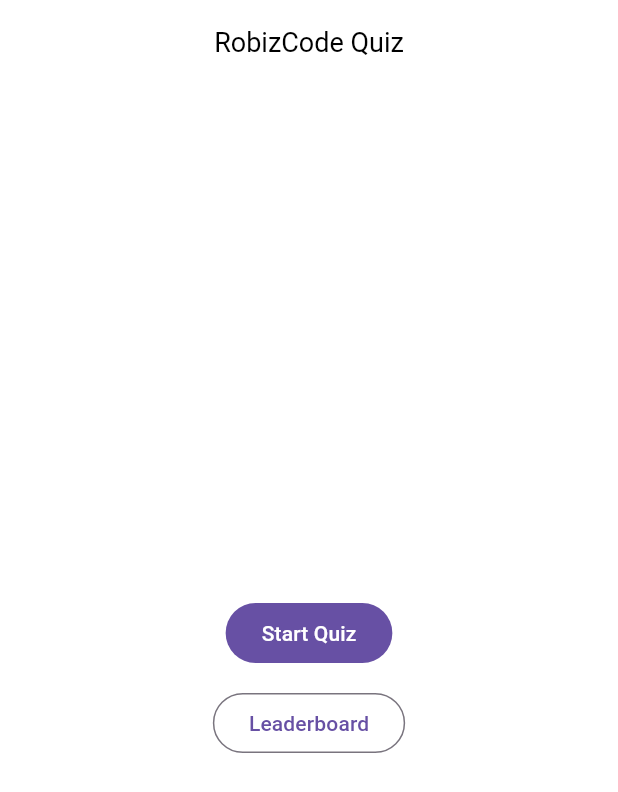
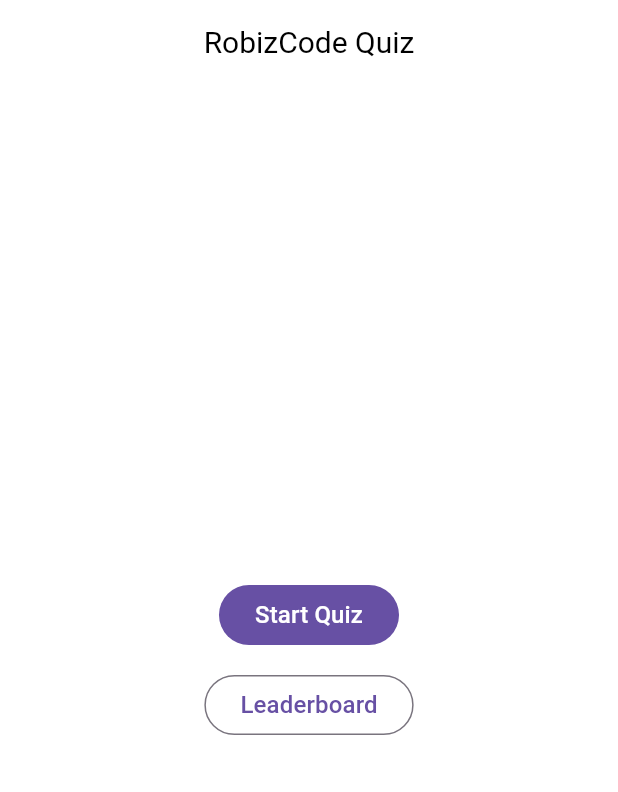
Before and after one commit to RRKawchar/quiz_assesment, a Flutter app: the screen it shows after launch, on a phone screen of 412 x 824 dp. Shown: the top 792 px of the screen. Run offline on Flutter 3.47's test engine with Material 3 defaults, Android fonts, the phone set to English and light mode, and no system bars; our stand-ins replace equatable, flutter_bloc, get_it, hive; missing offline and left inert: flutter_tex; accounts and stored records are empty.

Commit message:
task done 90 %

```diff
--- a/lib/main.dart
+++ b/lib/main.dart
@@ -22,10 +22,10 @@ void main()async {
 }
 
 class MyApp extends StatelessWidget {
-  const MyApp({super.key});
+   const MyApp({super.key});
   @override
   Widget build(BuildContext context) {
-    return MaterialApp(
+      return MaterialApp(
       debugShowCheckedModeBanner: false,
       title: 'Quiz App',
       theme: AppTheme.lightTheme,
--- a/lib/src/core/di/init_dependency.main.dart
+++ b/lib/src/core/di/init_dependency.main.dart
@@ -6,7 +6,7 @@ final getIt=GetIt.instance;
 Future<void> initDependency()async{
 
   await TeXRenderingServer.start();
- await LocalStorageService.instance.initBox();
+  await LocalStorageService.instance.initBox();
 
 _questionInit();
 _leaderboardInit();
--- /dev/null
+++ b/lib/src/core/services/responsive.dart
@@ -0,0 +1,57 @@
+
+import 'package:flutter/material.dart';
+
+enum DeviceType { mobile, tablet, web }
+
+
+class Responsive{
+  final BuildContext context;
+  late final Size _size;
+  late final DeviceType deviceType;
+
+  Responsive(this.context) {
+    _size = MediaQuery.of(context).size;
+
+    if (_size.width >= 1024) {
+      deviceType = DeviceType.web;
+    } else if (_size.width >= 600) {
+      deviceType = DeviceType.tablet;
+    } else {
+      deviceType = DeviceType.mobile;
+    }
+  }
+
+  double scaleText(double size) {
+    switch (deviceType) {
+      case DeviceType.web:
+        return size * 2.0;
+      case DeviceType.tablet:
+        return size * 1.5;
+      case DeviceType.mobile:
+      return size;
+    }
+  }
+
+  double scaleWidth(double width) {
+    switch (deviceType) {
+      case DeviceType.web:
+        return width * 2.0;
+      case DeviceType.tablet:
+        return width * 1.5;
+      case DeviceType.mobile:
+      return width;
+    }
+  }
+
+  double scaleHeight(double height) {
+    switch (deviceType) {
+      case DeviceType.web:
+        return height * 2.0;
+      case DeviceType.tablet:
+        return height * 1.5;
+      case DeviceType.mobile:
+      return height;
+    }
+  }
+
+}
--- a/lib/src/core/theme/app_theme.dart
+++ b/lib/src/core/theme/app_theme.dart
@@ -1,5 +1,4 @@
 import 'package:flutter/material.dart';
-import 'package:flutter_tex/flutter_tex.dart';
 import 'package:quiz_assesment/src/core/theme/app_color.dart';
 
 class AppTheme{
@@ -24,7 +23,7 @@ class AppTheme{
             color: Colors.black,
         ),
       ),
-      appBarTheme: _appBarTheme(),
+      appBarTheme: _appBarTheme(isDark: true),
       elevatedButtonTheme: ElevatedButtonThemeData(
         style: ElevatedButton.styleFrom(
           shape:RoundedRectangleBorder(
@@ -40,10 +39,11 @@ class AppTheme{
       )
     );
   }
+
 }
 
 
-  AppBarTheme _appBarTheme(){
+  AppBarTheme _appBarTheme({required bool isDark}){
   return AppBarTheme(
       backgroundColor: kBgColor,
       elevation: 0,
--- a/lib/src/core/widgets/latex_text_widget.dart
+++ b/lib/src/core/widgets/latex_text_widget.dart
@@ -3,9 +3,8 @@ import 'package:flutter_tex/flutter_tex.dart';
 
 class LatexTextWidget extends StatelessWidget {
   final String text;
-  final TextStyle? style;
-  final TextAlign? align;
-  const LatexTextWidget(this.text, {super.key, this.style, this.align});
+
+  const LatexTextWidget(this.text, {super.key,});
 
   @override
   Widget build(BuildContext context) {
--- a/lib/src/features/home/presentation/pages/home_page.dart
+++ b/lib/src/features/home/presentation/pages/home_page.dart
@@ -1,32 +1,43 @@
 import 'package:flutter/material.dart';
 import 'package:quiz_assesment/src/core/routes/routes_name.dart';
 
-class HomePage extends StatelessWidget {
+import '../../../../core/services/responsive.dart';
+
+
+class HomePage extends StatefulWidget {
   const HomePage({super.key});
 
   @override
+  State<HomePage> createState() => _HomePageState();
+}
+
+class _HomePageState extends State<HomePage> {
+  @override
   Widget build(BuildContext context) {
+    final responsive = Responsive(context);
     return Scaffold(
       appBar: AppBar(
-        title: Text("RobizCode Quiz"),
+        title: Text("RobizCode Quiz",
+          style: TextStyle(fontSize: responsive.scaleText(20)),),
       ),
 
       body: Padding(
-        padding: const EdgeInsets.all(24.0),
+        padding: EdgeInsets.all(responsive.scaleWidth(24)),
         child: Column(
           mainAxisAlignment: MainAxisAlignment.center,
           crossAxisAlignment: CrossAxisAlignment.center,
           children: [
             Container(),
-            const SizedBox(height: 24),
             FilledButton(
               onPressed: () => Navigator.pushNamed(context, RoutesName.quizPage),
-              child: const Text('Start Quiz'),
+              child: Text('Start Quiz',
+                style: TextStyle(fontSize: responsive.scaleText(16)),),
             ),
-            const SizedBox(height: 12),
+            SizedBox(height: responsive.scaleHeight(12)),
             OutlinedButton(
               onPressed: () => Navigator.pushNamed(context, RoutesName.leaderBoard),
-              child: const Text('Leaderboard'),
+              child: Text('Leaderboard',
+                style: TextStyle(fontSize: responsive.scaleText(16)),),
             ),
           ],
         ),
--- a/lib/src/features/leaderboard/presentation/pages/leaderboard_page.dart
+++ b/lib/src/features/leaderboard/presentation/pages/leaderboard_page.dart
@@ -53,7 +53,8 @@ class _LeaderboardPageState extends State<LeaderboardPage> {
             }
           },
 
-          ));
+          ),
+    );
 
 
 
```
Also changed, not shown: lib/src/core/extensions/build_context_extension.dart (added, +25 -0 lines), lib/src/core/utils/score_test.dart (added, +11 -0 lines), lib/src/features/quiz/presentation/pages/quiz_page.dart (+23 -5 lines), lib/src/features/quiz/presentation/widgets/progressbar_widget.dart (+7 -2 lines), 1 other file.
